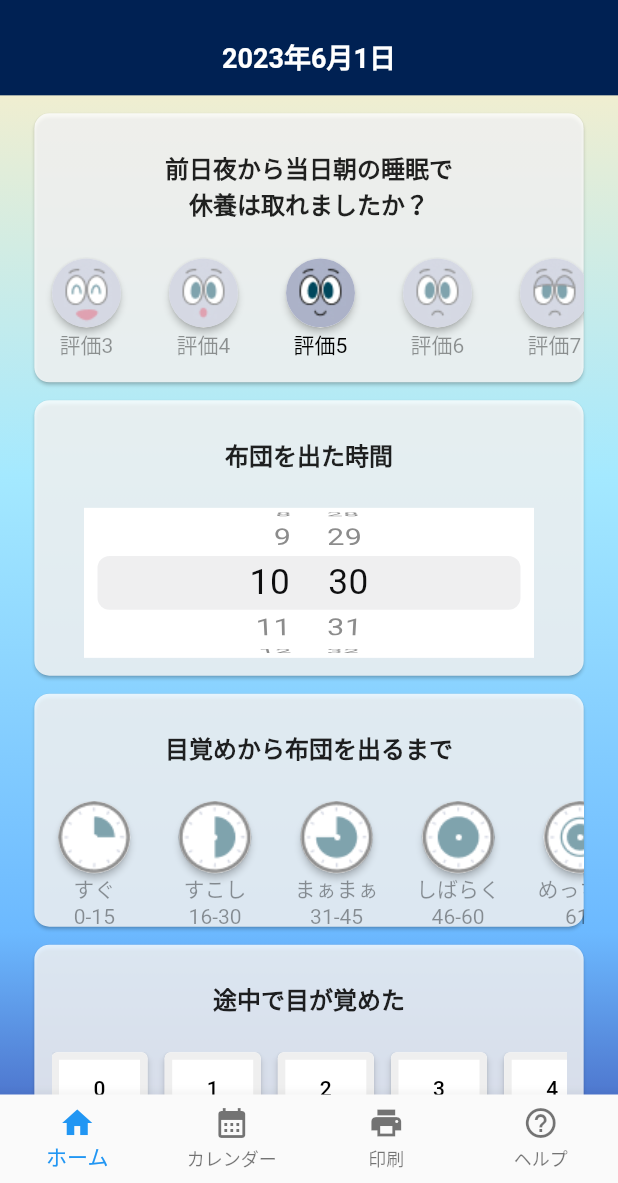
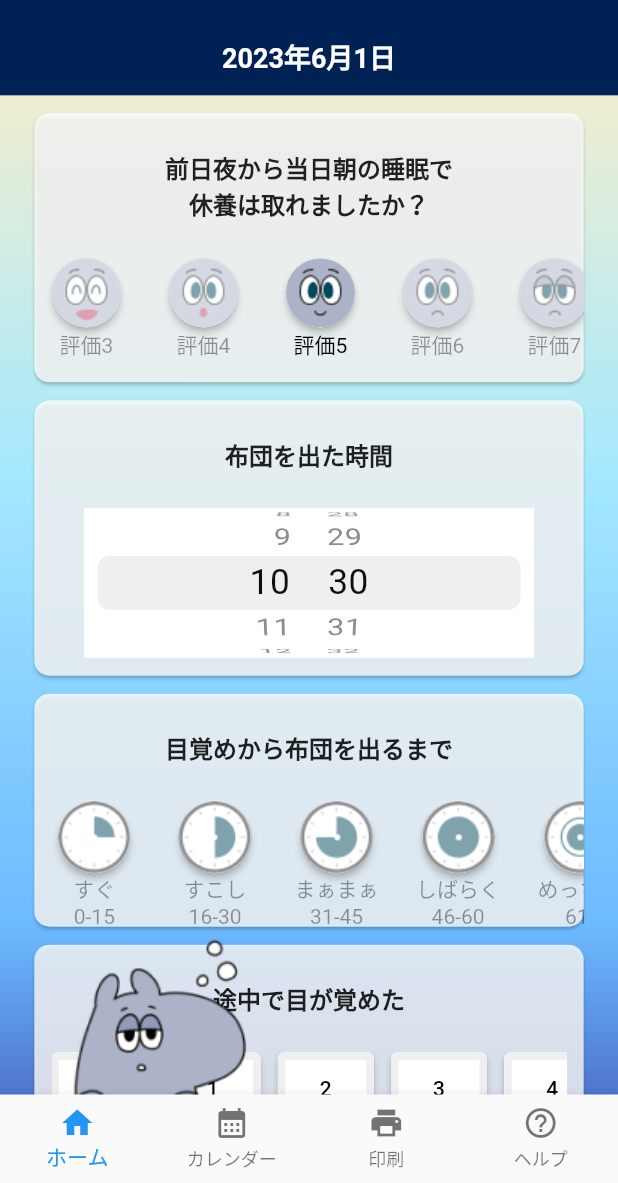
Before and after one commit to codeforjapan/Gussuri, a Flutter app: the screen it shows after launch, after a tap on "睡眠記録", on a phone screen of 412 x 824 dp, the part 53-1236 px from its top. Run offline on Flutter 3.47's test engine with Material 2 defaults, Android fonts, the phone set to English and light mode, and no system bars; our stand-ins replace cloud_firestore, device_info_plus, firebase_core, flutter_hooks, flutter_screenutil, table_calendar; accounts and stored records are empty; generated files the repository leaves out were written again.

```diff
--- a/lib/component/submit_button.dart
+++ b/lib/component/submit_button.dart
@@ -10,7 +10,7 @@ class SubmitButton extends StatelessWidget {
   @override
   Widget build(BuildContext context) {
     return Padding(
-      padding: EdgeInsets.only(right: 20.w),
+      padding: EdgeInsets.only(right: 20.w, top: 20.h, bottom: 10.h),
       child: ElevatedButton(
           onPressed: onPressed,
           style: ElevatedButton.styleFrom(
--- a/lib/input.dart
+++ b/lib/input.dart
@@ -1,3 +1,4 @@
+import 'package:cloud_firestore/cloud_firestore.dart';
 import 'package:flutter/material.dart';
 import 'package:flutter_screenutil/flutter_screenutil.dart';
 import 'package:gussuri/component/TimePicker.dart';
@@ -8,6 +9,9 @@ import 'package:gussuri/component/input_card.dart';
 import 'package:gussuri/component/slide_button.dart';
 import 'package:gussuri/component/submit_button.dart';
 import 'package:gussuri/component/title_box.dart';
+import 'package:gussuri/helper/DateKey.dart';
+import 'package:gussuri/helper/DeviceData.dart';
+import 'package:gussuri/home.dart';
 import 'package:intl/intl.dart';
 
 class Input extends StatefulWidget {
@@ -49,7 +53,9 @@ class _InputState extends State<Input> {
         GlobalObjectKey<ImageButtonState>('__IMAGE_BOX_KEY2__');
     return Scaffold(
         backgroundColor: Colors.transparent,
-        body: SingleChildScrollView(
+        body: Stack(children: [
+          SingleChildScrollView(
+              physics: const ClampingScrollPhysics(),
               child: GradientBox(
                   child: Column(
                 children: [
@@ -118,21 +124,38 @@ class _InputState extends State<Input> {
                                     })
                                   }))),
                   Row(
-              mainAxisAlignment: MainAxisAlignment.spaceBetween,
+                    mainAxisAlignment: MainAxisAlignment.end,
                     children: [
-                Container(
-                  padding: EdgeInsets.only(left: 20.w),
-                  child: Image.asset('images/baku-kun-2.png'),
-                ),
                       SubmitButton(
                         buttonText: '入力完了',
-                  onPressed: _checkSubmit() ? () {
-                    print(_sleepyData);
-                  } : null,
+                        onPressed: _checkSubmit()
+                            ? () async {
+                                await FirebaseFirestore.instance
+                                    .collection(await DeviceData
+                                        .getDeviceUniqueId()) // コレクションID
+                                    .doc(DateKey.year())
+                                    .collection(DateKey.month())
+                                    .doc(DateKey.day())
+                                    .set(_sleepyData)
+                                    .then((value) => Navigator.push(
+                                        context,
+                                        MaterialPageRoute(
+                                            builder: (context) =>
+                                                const Home())));
+                              }
+                            : null,
                       )
                     ],
                   )
                 ],
-        ))));
+              ))),
+          Positioned(
+              left: 0,
+              bottom: 0,
+              child: Container(
+                padding: EdgeInsets.only(left: 20.w),
+                child: Image.asset('images/baku-kun-2.png'),
+              ))
+        ]));
   }
 }
```
Lines whose indentation alone changed are shown as unchanged.
